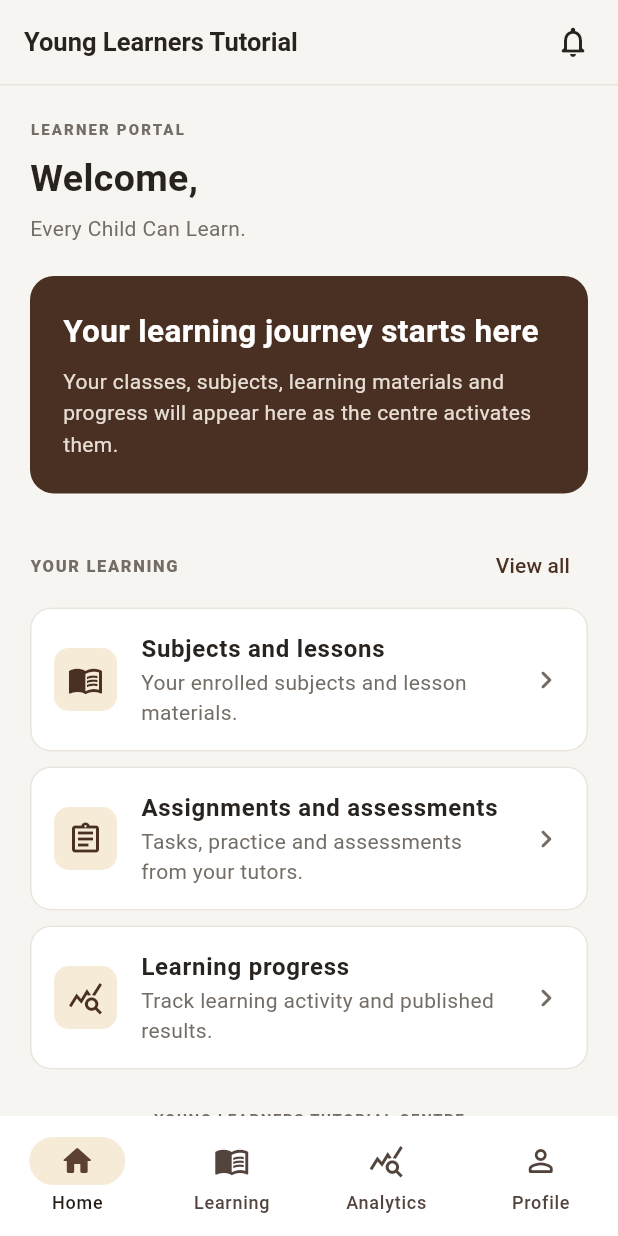
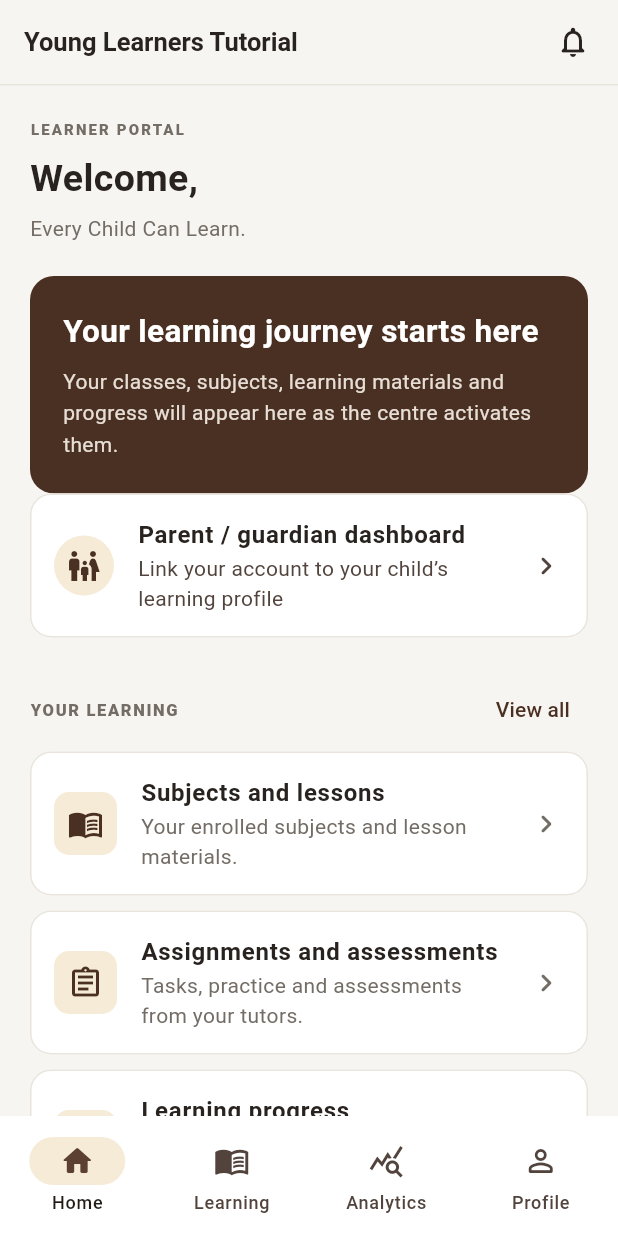
Before and after one commit to Cletus-Tech/demo, a Flutter app: the screen it shows once a user with an empty profile is signed in, on a phone screen of 412 x 824 dp. Run offline on Flutter 3.47's test engine with Material 3 defaults, Android fonts, the phone set to English and light mode, and no system bars; our stand-ins replace supabase_flutter; accounts and stored records are empty.

Commit message:
Connect parent dashboard and admin link verification navigation

```diff
--- a/apps/mobile/lib/main.dart
+++ b/apps/mobile/lib/main.dart
@@ -260,6 +260,14 @@ class _AdminPortalPageState extends State<AdminPortalPage> {
                 const SizedBox(height: 8),
               ],
               if (permissions.contains('students.manage')) ...[
+                Card(child: ListTile(
+                  leading: const Icon(Icons.family_restroom_outlined, color: AppColors.brown),
+                  title: const Text('Parent link requests'),
+                  subtitle: const Text('Verify parent accounts before linking children'),
+                  trailing: const Icon(Icons.chevron_right_rounded),
+                  onTap: () => _open(const GuardianPortalPage(admin: true)),
+                )),
+                const SizedBox(height: 8),
                 Card(child: ListTile(
                   leading: const Icon(Icons.people_alt_outlined, color: AppColors.brown),
                   title: const Text('Student records'),
@@ -2418,6 +2426,19 @@ class _HomeTab extends StatelessWidget {
                       onTap: onOpenCentre,
                     ),
                   ),
+                ],
+                if (!owner && !admin && !tutor) ...[
+                  Card(child: ListTile(
+                    contentPadding: const EdgeInsets.symmetric(horizontal: 16, vertical: 8),
+                    leading: const CircleAvatar(backgroundColor: AppColors.paleGold,
+                      child: Icon(Icons.family_restroom_outlined, color: AppColors.brown)),
+                    title: const Text('Parent / guardian dashboard',
+                      style: TextStyle(fontWeight: FontWeight.w700, color: AppColors.ink)),
+                    subtitle: const Text('Link your account to your child’s learning profile'),
+                    trailing: const Icon(Icons.chevron_right_rounded),
+                    onTap: () => Navigator.of(context).push(MaterialPageRoute<void>(
+                      builder: (_) => const GuardianPortalPage())),
+                  )),
                 ],
                 const SizedBox(height: 24),
                 Row(
```
